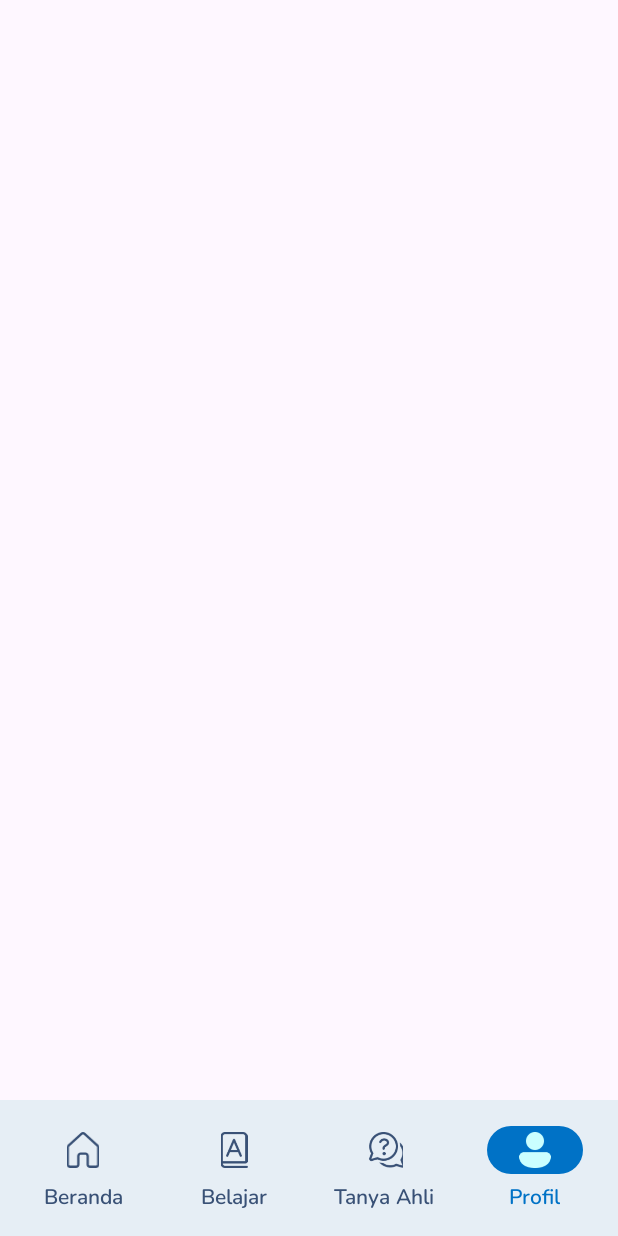
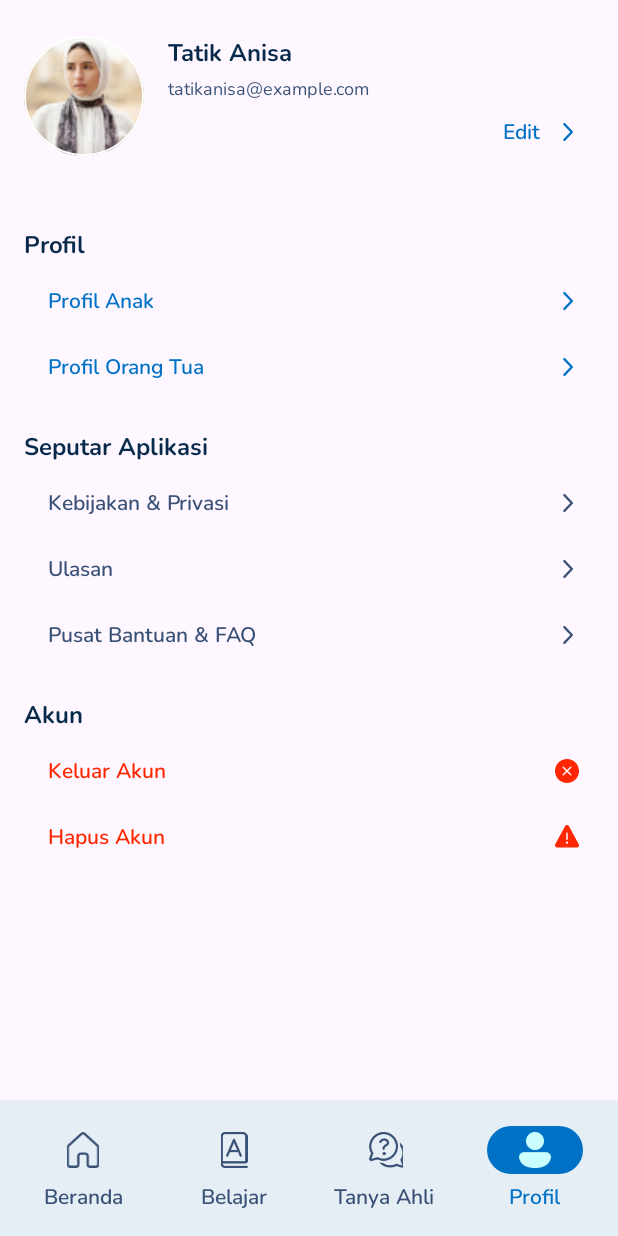
Before and after one commit to creamy-pandoraxx/ParentPal, an Android app: the HomeActivity screen opened directly, with no data from a screen before it, item 4 of the bottom bar chosen, on a phone screen of 412 x 824 dp. Run offline under Robolectric (Android 15) with nearby library versions, the light colour scheme and no system bars; libraries missing offline, so code that uses them is left out: com.denzcoskun.imageslider; 10 statements that could not run were skipped.

Commit message:
menambahkan fragment profil

```diff
--- a/app/src/main/java/com/example/parentpal/HomeActivity.kt
+++ b/app/src/main/java/com/example/parentpal/HomeActivity.kt
@@ -4,6 +4,7 @@ import androidx.appcompat.app.AppCompatActivity
 import android.os.Bundle
 import androidx.appcompat.app.AppCompatDelegate
 import com.example.parentpal.navfragment.BerandaFragment
+import com.example.parentpal.navfragment.ProfilFragment
 import com.google.android.material.bottomnavigation.BottomNavigationView
 
 class HomeActivity : AppCompatActivity() {
@@ -37,7 +38,10 @@ class HomeActivity : AppCompatActivity() {
                     true
                 }
                 R.id.item_4 -> {
-                    // Respond to navigation item 2 click
+                    val fragment = ProfilFragment()
+                    supportFragmentManager.beginTransaction()
+                        .replace(R.id.layout_frame, fragment)
+                        .commit()
                     true
                 }
                 else -> false
--- /dev/null
+++ b/app/src/main/java/com/example/parentpal/navfragment/ProfilFragment.kt
@@ -0,0 +1,20 @@
+package com.example.parentpal.navfragment
+
+import android.os.Bundle
+import androidx.fragment.app.Fragment
+import android.view.LayoutInflater
+import android.view.View
+import android.view.ViewGroup
+import com.example.parentpal.R
+
+class ProfilFragment : Fragment() {
+
+    override fun onCreateView(
+        inflater: LayoutInflater, container: ViewGroup?,
+        savedInstanceState: Bundle?
+    ): View? {
+        // Inflate the layout for this fragment
+        return inflater.inflate(R.layout.fragment_profil, container, false)
+    }
+
+}
--- a/app/src/main/java/com/example/parentpal/onboarding/OnboardingFragment.kt
+++ b/app/src/main/java/com/example/parentpal/onboarding/OnboardingFragment.kt
@@ -11,12 +11,14 @@ import android.widget.ImageView
 import android.widget.LinearLayout
 import android.widget.TextView
 import androidx.core.content.ContextCompat
+import androidx.core.graphics.drawable.toBitmapOrNull
 import androidx.core.view.get
 import androidx.viewpager2.widget.ViewPager2
 import com.example.parentpal.PreferenceManager
 import com.example.parentpal.R
 import com.example.parentpal.RegisterActivity
 import com.example.parentpal.SignInActivity
+import com.google.android.material.button.MaterialButton
 
 class OnboardingFragment : Fragment() {
     private lateinit var preferenceManager: PreferenceManager
@@ -40,7 +42,7 @@ class OnboardingFragment : Fragment() {
         )
     )
 
-    private lateinit var buttonNext: Button
+    private lateinit var buttonNext: MaterialButton
     private lateinit var textSkip: TextView
     private lateinit var introSliderViewPager: ViewPager2
     private lateinit var indicatorContainer: LinearLayout
@@ -78,9 +80,11 @@ class OnboardingFragment : Fragment() {
 
                 if (position == viewPagerAdapter.itemCount - 1) {
                     buttonNext.text = "Mulai Sekarang!"
+                    buttonNext.setIcon(null)
                     buttonSkip.visibility = View.INVISIBLE
                 } else {
                     buttonNext.text = "Lanjut"
+                    buttonNext.setIconResource(R.drawable.right_icon)
                     buttonSkip.visibility = View.VISIBLE
                 }
             }
--- /dev/null
+++ b/app/src/main/res/drawable/dismiss_fill.xml
@@ -0,0 +1,9 @@
+<vector xmlns:android="http://schemas.android.com/apk/res/android"
+    android:width="20dp"
+    android:height="20dp"
+    android:viewportWidth="20"
+    android:viewportHeight="20">
+  <path
+      android:pathData="M10,2C12.122,2 14.157,2.843 15.657,4.343C17.157,5.843 18,7.878 18,10C18,12.122 17.157,14.157 15.657,15.657C14.157,17.157 12.122,18 10,18C7.878,18 5.843,17.157 4.343,15.657C2.843,14.157 2,12.122 2,10C2,7.878 2.843,5.843 4.343,4.343C5.843,2.843 7.878,2 10,2ZM7.81,7.114C7.714,7.047 7.597,7.017 7.48,7.027C7.364,7.038 7.255,7.089 7.172,7.172L7.114,7.241C7.047,7.337 7.017,7.454 7.027,7.571C7.038,7.687 7.089,7.796 7.172,7.879L9.292,10L7.172,12.121L7.114,12.191C7.048,12.287 7.017,12.404 7.028,12.52C7.038,12.636 7.089,12.745 7.172,12.828L7.241,12.886C7.337,12.953 7.454,12.983 7.571,12.973C7.687,12.962 7.796,12.911 7.879,12.828L10,10.708L12.121,12.828L12.191,12.886C12.287,12.952 12.404,12.983 12.52,12.972C12.636,12.962 12.745,12.911 12.828,12.828L12.886,12.759C12.953,12.663 12.983,12.546 12.973,12.429C12.962,12.313 12.911,12.204 12.828,12.121L10.708,10L12.828,7.879L12.886,7.809C12.952,7.713 12.983,7.596 12.972,7.48C12.962,7.364 12.911,7.255 12.828,7.172L12.759,7.114C12.663,7.047 12.546,7.017 12.429,7.027C12.313,7.038 12.204,7.089 12.121,7.172L10,9.292L7.879,7.172L7.81,7.114Z"
+      android:fillColor="#FF2600"/>
+</vector>
--- /dev/null
+++ b/app/src/main/res/drawable/warning_fill.xml
@@ -0,0 +1,9 @@
+<vector xmlns:android="http://schemas.android.com/apk/res/android"
+    android:width="20dp"
+    android:height="20dp"
+    android:viewportWidth="20"
+    android:viewportHeight="20">
+  <path
+      android:pathData="M8.681,2.785C9.249,1.738 10.752,1.738 11.319,2.785L17.819,14.787C17.943,15.015 18.005,15.271 17.999,15.531C17.994,15.79 17.921,16.044 17.789,16.267C17.656,16.49 17.468,16.675 17.242,16.803C17.017,16.931 16.762,16.999 16.502,17H3.498C3.238,17 2.983,16.932 2.757,16.804C2.531,16.676 2.342,16.491 2.209,16.267C2.076,16.044 2.004,15.79 1.998,15.53C1.993,15.27 2.056,15.013 2.179,14.785L8.681,2.785ZM10.5,7.5C10.5,7.367 10.448,7.24 10.354,7.146C10.26,7.052 10.133,7 10,7C9.868,7 9.741,7.052 9.647,7.146C9.553,7.24 9.5,7.367 9.5,7.5V11.5C9.5,11.632 9.553,11.759 9.647,11.853C9.741,11.947 9.868,12 10,12C10.133,12 10.26,11.947 10.354,11.853C10.448,11.759 10.5,11.632 10.5,11.5V7.5ZM10.75,13.75C10.75,13.551 10.671,13.36 10.531,13.219C10.39,13.079 10.199,13 10,13C9.802,13 9.611,13.079 9.47,13.219C9.329,13.36 9.25,13.551 9.25,13.75C9.25,13.949 9.329,14.139 9.47,14.28C9.611,14.421 9.802,14.5 10,14.5C10.199,14.5 10.39,14.421 10.531,14.28C10.671,14.139 10.75,13.949 10.75,13.75Z"
+      android:fillColor="#FF2600"/>
+</vector>
--- a/app/src/main/res/layout/fragment_beranda.xml
+++ b/app/src/main/res/layout/fragment_beranda.xml
@@ -54,11 +54,11 @@
             android:layout_height="290dp"
             android:id="@+id/imageSlider"
             app:iss_auto_cycle="true"
-            app:iss_delay="1000"
+            app:iss_delay="3000"
             app:iss_title_background="@android:color/transparent"
             app:iss_selected_dot="@drawable/dot"
             app:iss_unselected_dot="@drawable/unselected_dot_default"
-            app:iss_period="1000"/>
+            app:iss_period="3000"/>
         <TextView
             android:id="@+id/tv_andalan"
             android:layout_width="wrap_content"
--- /dev/null
+++ b/app/src/main/res/layout/fragment_profil.xml
@@ -0,0 +1,231 @@
+<?xml version="1.0" encoding="utf-8"?>
+<androidx.constraintlayout.widget.ConstraintLayout xmlns:android="http://schemas.android.com/apk/res/android"
+    xmlns:app="http://schemas.android.com/apk/res-auto"
+    xmlns:tools="http://schemas.android.com/tools"
+    android:layout_width="match_parent"
+    android:layout_height="match_parent"
+    tools:context=".navfragment.ProfilFragment">
+
+    <LinearLayout
+        android:id="@+id/akun"
+        android:layout_width="match_parent"
+        android:layout_height="wrap_content"
+
+        android:orientation="horizontal"
+        android:paddingHorizontal="16dp"
+        android:paddingVertical="24dp"
+        app:layout_constraintEnd_toEndOf="parent"
+        app:layout_constraintStart_toStartOf="parent"
+        app:layout_constraintTop_toTopOf="parent">
+
+        <com.google.android.material.card.MaterialCardView
+            android:layout_width="80dp"
+            android:layout_height="80dp"
+            app:cardCornerRadius="50dp"
+            app:strokeColor="@color/white">
+
+            <ImageView
+                android:id="@+id/fotoPengguna"
+                android:layout_width="fill_parent"
+                android:layout_height="fill_parent"
+                android:scaleType="fitCenter"
+                android:src="@drawable/profil" />
+        </com.google.android.material.card.MaterialCardView>
+
+        <LinearLayout
+            android:layout_width="match_parent"
+            android:layout_height="80dp"
+            android:layout_marginStart="16dp"
+            android:orientation="vertical">
+            <TextView
+                android:layout_weight="1"
+                android:id="@+id/namaPengguna"
+                android:layout_width="match_parent"
+                android:layout_height="wrap_content"
+                style="@style/bold_16"
+                android:textColor="@color/text"
+                android:text="Tatik Anisa"/>
+            <TextView
+                android:layout_weight="1"
+                android:id="@+id/emailPengguna"
+                android:layout_width="match_parent"
+                android:layout_height="wrap_content"
+                style="@style/regular_12"
+                android:textColor="@color/text_200"
+                android:text="tatikanisa@example.com"/>
+            <TextView
+                android:layout_weight="1"
+                android:id="@+id/buttoEditProfil"
+                android:layout_width="wrap_content"
+                android:layout_height="wrap_content"
+                android:layout_gravity="end"
+                android:gravity="center"
+                android:paddingHorizontal="8dp"
+                android:paddingVertical="4dp"
+                style="@style/semiBold_14"
+                android:textColor="@color/primary"
+                android:text="Edit"
+                android:drawableEnd="@drawable/right_icon"
+                android:drawablePadding="8dp"
+                android:drawableTint="@color/primary"/>
+        </LinearLayout>
+    </LinearLayout>
+
+    <LinearLayout
+        android:id="@+id/editProfil"
+        android:layout_width="match_parent"
+        android:layout_height="wrap_content"
+        android:layout_marginTop="24dp"
+        android:orientation="vertical"
+        android:paddingHorizontal="16dp"
+        app:layout_constraintTop_toBottomOf="@id/akun">
+        <TextView
+            android:layout_width="match_parent"
+            android:layout_height="wrap_content"
+            android:layout_marginBottom="8dp"
+            style="@style/bold_16"
+            android:textColor="@color/text"
+            android:text="Profil"/>
+
+        <TextView
+            android:id="@+id/editProfilAnak"
+            android:layout_width="match_parent"
+            android:layout_height="wrap_content"
+            android:layout_marginBottom="8dp"
+            android:paddingVertical="10dp"
+            android:paddingStart="16dp"
+            android:padding="8dp"
+            style="@style/semiBold_14"
+            android:textColor="@color/primary"
+            android:text="Profil Anak"
+            android:drawableEnd="@drawable/right_icon"
+            android:drawablePadding="8dp"
+            android:drawableTint="@color/primary"/>
+
+        <TextView
+            android:id="@+id/editProfilOrangTua"
+            android:layout_width="match_parent"
+            android:layout_height="wrap_content"
+            android:paddingVertical="10dp"
+            android:paddingStart="16dp"
+            android:padding="8dp"
+            style="@style/semiBold_14"
+            android:textColor="@color/primary"
+            android:text="Profil Orang Tua"
+            android:drawableEnd="@drawable/right_icon"
+            android:drawablePadding="8dp"
+            android:drawableTint="@color/primary"/>
+    </LinearLayout>
+
+    <LinearLayout
+        android:id="@+id/about"
+        android:layout_width="match_parent"
+        android:layout_height="wrap_content"
+        android:layout_marginTop="24dp"
+        android:orientation="vertical"
+        android:paddingHorizontal="16dp"
+        app:layout_constraintTop_toBottomOf="@id/editProfil">
+        <TextView
+            android:layout_width="match_parent"
+            android:layout_height="wrap_content"
+            android:layout_marginBottom="8dp"
+            style="@style/bold_16"
+            android:textColor="@color/text"
+            android:text="Seputar Aplikasi"/>
+
+        <TextView
+            android:id="@+id/kebijakan"
+            android:layout_width="match_parent"
+            android:layout_height="wrap_content"
+            android:layout_marginBottom="8dp"
+            android:paddingVertical="10dp"
+            android:paddingStart="16dp"
+            android:padding="8dp"
+            style="@style/semiBold_14"
+            android:textColor="@color/text_200"
+            android:text="Kebijakan &amp; Privasi"
+            android:drawableEnd="@drawable/right_icon"
+            android:drawablePadding="8dp"
+            android:drawableTint="@color/text_200"/>
+
+        <TextView
+            android:id="@+id/ulasan"
+            android:layout_width="match_parent"
+            android:layout_height="wrap_content"
+            android:layout_marginBottom="8dp"
+            android:paddingVertical="10dp"
+            android:paddingStart="16dp"
+            android:padding="8dp"
+            style="@style/semiBold_14"
+            android:textColor="@color/text_200"
+            android:text="Ulasan"
+            android:drawableEnd="@drawable/right_icon"
+            android:drawablePadding="8dp"
+            android:drawableTint="@color/text_200"/>
+
+        <TextView
+            android:id="@+id/faq"
+            android:layout_width="match_parent"
+            android:layout_height="wrap_content"
+            android:paddingVertical="10dp"
+            android:paddingStart="16dp"
+            android:padding="8dp"
+            style="@style/semiBold_14"
+            android:textColor="@color/text_200"
+            android:text="Pusat Bantuan &amp; FAQ"
+            android:drawableEnd="@drawable/right_icon"
+            android:drawablePadding="8dp"
+            android:drawableTint="@color/text_200"/>
+    </LinearLayout>
+
+    <LinearLayout
+        android:id="@+id/keluar"
+        android:layout_width="match_parent"
+        android:layout_height="wrap_content"
+        android:layout_marginTop="24dp"
+        android:orientation="vertical"
+        android:paddingHorizontal="16dp"
+        app:layout_constraintTop_toBottomOf="@id/about">
+        <TextView
+            android:layout_width="match_parent"
+            android:layout_height="wrap_content"
+            android:layout_marginBottom="8dp"
+            style="@style/bold_16"
+            android:textColor="@color/text"
+            android:text="Akun"/>
+
+        <TextView
+            android:id="@+id/logOut"
+            android:layout_width="match_parent"
+            android:layout_height="wrap_content"
+            android:layout_marginBottom="8dp"
+            android:paddingVertical="10dp"
+            android:paddingStart="16dp"
+            android:padding="8dp"
+            style="@style/semiBold_14"
+            android:textColor="@color/danger"
+            android:text="Keluar Akun"
+            android:drawableEnd="@drawable/dismiss_fill"
+            android:drawablePadding="8dp"
+            android:drawableTint="@color/danger"/>
+
+        <TextView
+            android:id="@+id/hapusAkun"
+            android:layout_width="match_parent"
+            android:layout_height="wrap_content"
+            android:paddingVertical="10dp"
+            android:paddingStart="16dp"
+            android:padding="8dp"
+            style="@style/semiBold_14"
+            android:textColor="@color/danger"
+            android:text="Hapus Akun"
+            android:drawableEnd="@drawable/warning_fill"
+            android:drawablePadding="8dp"
+            android:drawableTint="@color/danger"/>
+    </LinearLayout>
+
+
+
+
+
+</androidx.constraintlayout.widget.ConstraintLayout>
--- a/app/src/main/res/values/colors.xml
+++ b/app/src/main/res/values/colors.xml
@@ -23,4 +23,11 @@
     <!-- Text -->
     <color name="text">#07294A</color>
     <color name="text_200">#395176</color>
+    <!-- System -->
+    <color name="info">#1966D2</color>
+    <color name="danger">#FF2600</color>
+    <color name="succes">#54AF4C</color>
+    <color name="alert">#FFAC07</color>
+
+
 </resources>
```
Also changed, not shown: app/src/main/res/drawable/profil.png (added).
